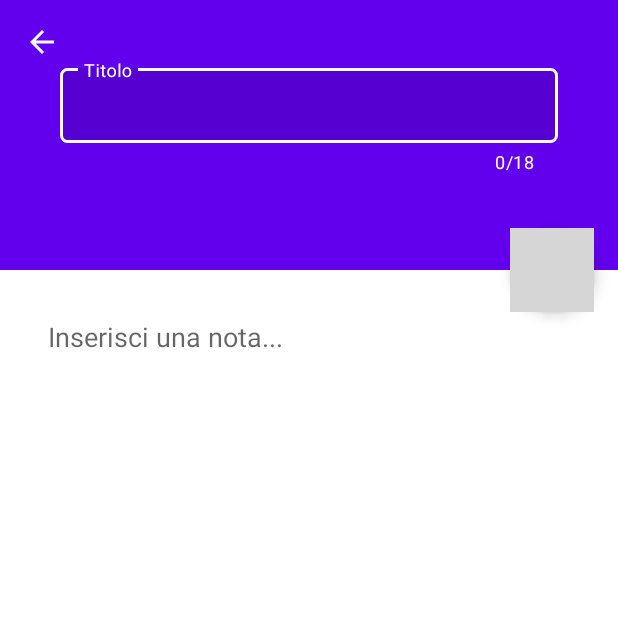
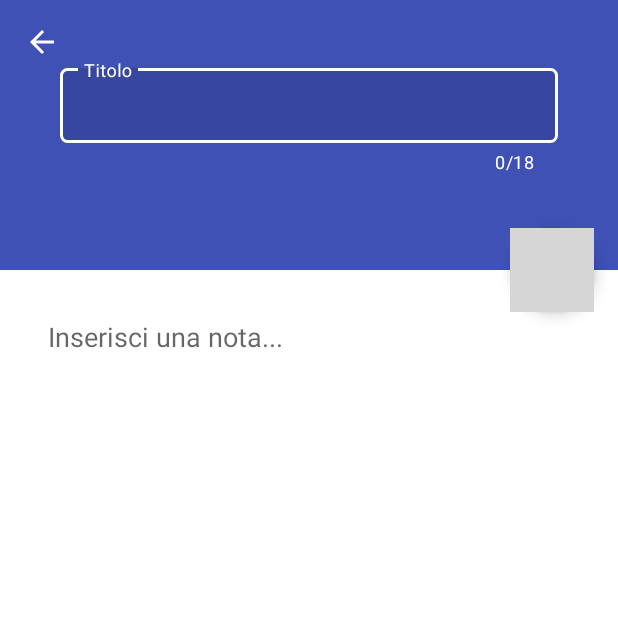
Before and after one commit to fabiogamba98/Appunti, an Android app: the EditActivity screen opened directly, with no data from a screen before it, on a phone screen of 412 x 824 dp, the top half of it. Run offline under Robolectric (Android 15) with nearby library versions, the phone set to English and light mode, and no system bars; our stand-ins replace Firebase (no records; nobody signed in at launch, a user with empty details on screens opened directly); grey boxes are pictures that could not be loaded.

Commit message:
Appunti modifiche varie

```diff
--- a/app/src/main/res/values/colors.xml
+++ b/app/src/main/res/values/colors.xml
@@ -1,9 +1,13 @@
 <?xml version="1.0" encoding="utf-8"?>
 <resources>
-    <color name="purple_200">#FFBB86FC</color>
+    <!--<color name="purple_200">#FFBB86FC</color>
     <color name="purple_500">#FF6200EE</color>
-    <color name="purple_700">#FF3700B3</color>
-    <color name="teal_200">#FF03DAC5</color>
+    <color name="purple_700">#FF3700B3</color>-->
+    <color name="purple_200">#9FA8DA</color>
+    <color name="purple_500">#3F51B5</color>
+    <color name="purple_700">#303F9F</color>
+    <!--<color name="teal_200">#FF03DAC5</color>-->
+    <color name="teal_200">#2196F3</color>
     <color name="teal_700">#FF018786</color>
     <color name="black">#FF000000</color>
     <color name="white">#FFFFFFFF</color>
```
